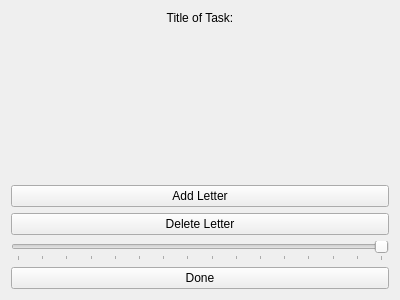
First picture: the form in project/ui/ui_files/ui_add_title.ui, repository python-discord/code-jam-4, before the edit.
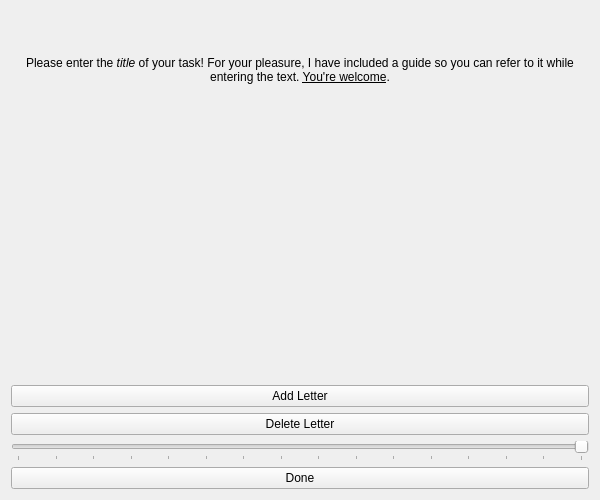
Second picture: the form after the edit.

Commit message: Added label and reference text to the Get Title window. There is now a reference text showing approximately the location of each character in the slider, but changes upon a button press.

Diff of the .ui file:
```diff
--- a/project/ui/ui_files/ui_add_title.ui
+++ b/project/ui/ui_files/ui_add_title.ui
@@ -6,8 +6,8 @@
    <rect>
     <x>0</x>
     <y>0</y>
-    <width>400</width>
-    <height>300</height>
+    <width>600</width>
+    <height>500</height>
    </rect>
   </property>
   <property name="windowTitle">
@@ -19,10 +19,13 @@
      <item>
       <widget class="QLabel" name="label_2">
        <property name="text">
-        <string>Title of Task:</string>
+        <string>&lt;html&gt;&lt;head/&gt;&lt;body&gt;&lt;p&gt;Please enter the &lt;span style=&quot; font-style:italic;&quot;&gt;title&lt;/span&gt; of your task! For your pleasure, I have included a guide so you can refer to it while entering the text. &lt;span style=&quot; text-decoration: underline;&quot;&gt;You're welcome&lt;/span&gt;.&lt;/p&gt;&lt;/body&gt;&lt;/html&gt;</string>
        </property>
        <property name="alignment">
-        <set>Qt::AlignHCenter|Qt::AlignTop</set>
+        <set>Qt::AlignCenter</set>
+       </property>
+       <property name="wordWrap">
+        <bool>true</bool>
        </property>
       </widget>
      </item>
@@ -45,6 +48,21 @@
        </property>
       </widget>
      </item>
+     <item>
+      <widget class="QLabel" name="reference_label">
+       <property name="font">
+        <font>
+         <pointsize>10</pointsize>
+        </font>
+       </property>
+       <property name="text">
+        <string/>
+       </property>
+       <property name="alignment">
+        <set>Qt::AlignCenter</set>
+       </property>
+      </widget>
+     </item>
      <item>
       <widget class="QPushButton" name="add_button">
        <property name="text">
```
The commit also changes 2 other files.
